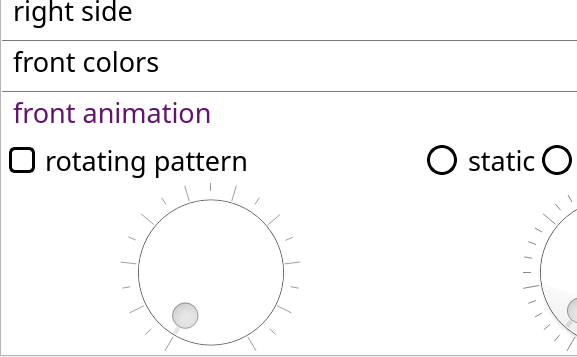
This is mainwindow.ui in nextgennerf/FHK-76 as Qt 5 draws it before an edit; both pictures show x 0 to 577 and y 123 to 480 of the 800 by 480 pixel window. The edited form follows.
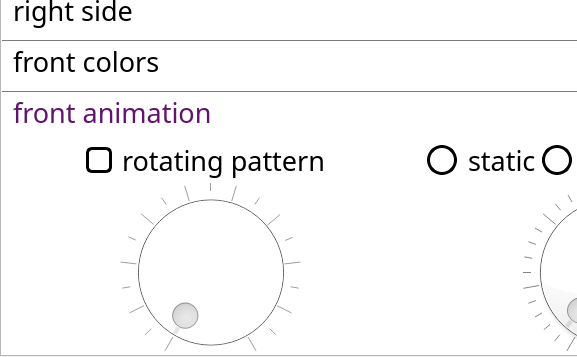
This is the edited form. The open tabs and pages were chosen to show the change. Icons and pictures are not drawn.

What changed in the file:
```diff
--- a/mainwindow.ui
+++ b/mainwindow.ui
@@ -2225,15 +2225,36 @@
          </property>
          <item row="0" column="0">
           <layout class="QHBoxLayout" name="horizontalLayout">
+           <property name="spacing">
+            <number>10</number>
+           </property>
            <item>
             <spacer name="horizontalSpacer_4">
              <property name="orientation">
               <enum>Qt::Horizontal</enum>
              </property>
+             <property name="sizeHint" stdset="0">
+              <size>
+               <width>40</width>
+               <height>20</height>
+              </size>
+             </property>
             </spacer>
            </item>
            <item>
             <widget class="QCheckBox" name="rotateCheckBox">
+             <property name="sizePolicy">
+              <sizepolicy hsizetype="Fixed" vsizetype="Fixed">
+               <horstretch>0</horstretch>
+               <verstretch>0</verstretch>
+              </sizepolicy>
+             </property>
+             <property name="minimumSize">
+              <size>
+               <width>250</width>
+               <height>0</height>
+              </size>
+             </property>
              <property name="font">
               <font>
                <family>Droid</family>
@@ -2257,8 +2278,8 @@
              </property>
              <property name="sizeHint" stdset="0">
               <size>
-               <width>0</width>
-               <height>0</height>
+               <width>40</width>
+               <height>20</height>
               </size>
              </property>
             </spacer>
```
Left out of the diff: 42 changed lines with no effect on the pictures.
